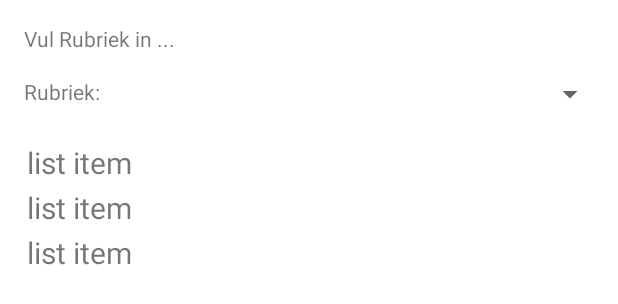
After one commit to JavaAppsJM/appItemBord, an Android app: the layout activity_item_status_bord.xml on its own in the app's theme, with its tools: preview values and no code run, on a phone screen of 412 x 824 dp. The commit adds this screen. Shown: the top 304 px of the screen. Run offline under Robolectric (Android 15) with nearby library versions, the phone set to English and light mode, and no system bars.

Commit message:
oude status bord gewijzigd in prioritylist

```diff
--- a/src/main/java/be/hvwebsites/itembord/EditRubriek.java
+++ b/src/main/java/be/hvwebsites/itembord/EditRubriek.java
@@ -190,6 +190,7 @@ public class EditRubriek extends AppCompatActivity implements AdapterView.OnItem
                                 } else if (listEntityType.equals(SpecificData.ENTITY_TYPE_LOG)) {
                                     // Delete log
                                     viewModel.deleteLogByID(idNumberToBeDeleted);
+                                    itemList.addAll(viewModel.getLogItemListByRubriekID(rubriekToUpdate.getEntityId()));
                                 }
                                 // Refresh recyclerview
                                 adapter.setEntityType(listEntityType);
--- a/src/main/java/be/hvwebsites/itembord/adapters/TextItemListAdapter.java
+++ b/src/main/java/be/hvwebsites/itembord/adapters/TextItemListAdapter.java
@@ -39,7 +39,7 @@ public class TextItemListAdapter extends RecyclerView.Adapter<TextItemListAdapte
 
         private ListViewHolder(View itemView) {
             super(itemView);
-            textItemView = itemView.findViewById(R.id.manage_entity_item);
+            textItemView = itemView.findViewById(R.id.simple_item);
             itemView.setOnClickListener(this);
         }
 
@@ -99,7 +99,7 @@ public class TextItemListAdapter extends RecyclerView.Adapter<TextItemListAdapte
     @Override
     public ListViewHolder onCreateViewHolder(@NonNull ViewGroup parent, int viewType) {
         View itemView;
-        itemView = inflater.inflate(R.layout.list_manage_entity_item, parent, false);
+        itemView = inflater.inflate(R.layout.list_simple_item, parent, false);
         return new ListViewHolder(itemView);
     }
 
--- a/src/main/java/be/hvwebsites/itembord/entities/Log.java
+++ b/src/main/java/be/hvwebsites/itembord/entities/Log.java
@@ -26,8 +26,9 @@ public class Log extends SuperItem{
 
     public Log(String basedir, Opvolgingsitem oItem, String inLogText){
         super(new IDNumber(basedir, ENTITY_LATEST_ID));
+
         setLogDate(oItem.getLatestDate());
-        setLogDescription(oItem.getEntityNamePast());
+        setLogDescription(inLogText);
         setRubriekId(oItem.getRubriekId());
         setItemId(oItem.getEntityId());
     }
--- a/src/main/java/be/hvwebsites/itembord/entities/Opvolgingsitem.java
+++ b/src/main/java/be/hvwebsites/itembord/entities/Opvolgingsitem.java
@@ -83,8 +83,6 @@ public class Opvolgingsitem extends SuperItem{
         setSkipDate(inItem.getSkipDate());
         setEventId(inItem.getEventId());
         setRubriekId(inItem.rubriekId);
-
-        boolean tobedeleted = true;
     }
 
     public String getDisplayOpvolgingsitem(){
--- a/src/main/java/be/hvwebsites/itembord/helpers/ListItemStatusbordHelper.java
+++ b/src/main/java/be/hvwebsites/itembord/helpers/PriorityListItemHelper.java
@@ -2,13 +2,13 @@ package be.hvwebsites.itembord.helpers;
 
 import be.hvwebsites.libraryandroid4.helpers.IDNumber;
 
-public class ListItemStatusbordHelper {
+public class PriorityListItemHelper {
     private String itemTextLine1;
     private String itemTextLine2;
     private String itemStyle;
     private IDNumber itemID;
 
-    public ListItemStatusbordHelper(
+    public PriorityListItemHelper(
             String itemtext1,
             String itemtext2,
             String inStyle,
@@ -19,7 +19,7 @@ public class ListItemStatusbordHelper {
         this.itemID = inID;
     }
 
-    public ListItemStatusbordHelper() {
+    public PriorityListItemHelper() {
     }
 
     public IDNumber getItemID() {
--- a/src/main/res/layout/activity_edit_opvolgingsitem.xml
+++ b/src/main/res/layout/activity_edit_opvolgingsitem.xml
@@ -207,7 +207,7 @@
         app:layout_constraintEnd_toEndOf="parent"
         app:layout_constraintStart_toStartOf="parent"
         app:layout_constraintTop_toBottomOf="@+id/labelItemLogboek"
-        tools:listitem="@layout/list_manage_entity_item" />
+        tools:listitem="@layout/list_simple_item" />
 
     <com.google.android.material.floatingactionbutton.FloatingActionButton
         android:id="@+id/fab_edit_item"
--- a/src/main/res/layout/activity_edit_rubriek.xml
+++ b/src/main/res/layout/activity_edit_rubriek.xml
@@ -92,7 +92,7 @@
         app:layout_constraintEnd_toEndOf="parent"
         app:layout_constraintStart_toStartOf="parent"
         app:layout_constraintTop_toBottomOf="@+id/labelNameItemList"
-        tools:listitem="@layout/list_manage_entity_item" />
+        tools:listitem="@layout/list_simple_item" />
 
     <com.google.android.material.floatingactionbutton.FloatingActionButton
         android:id="@+id/fab_edit_rubriek"
--- /dev/null
+++ b/src/main/res/layout/activity_item_status_bord.xml
@@ -0,0 +1,57 @@
+<?xml version="1.0" encoding="utf-8"?>
+<androidx.constraintlayout.widget.ConstraintLayout xmlns:android="http://schemas.android.com/apk/res/android"
+    xmlns:app="http://schemas.android.com/apk/res-auto"
+    xmlns:tools="http://schemas.android.com/tools"
+    android:layout_width="match_parent"
+    android:layout_height="match_parent"
+    tools:context=".ItemStatusBord">
+
+    <TextView
+        android:id="@+id/instrStatusBord"
+        android:layout_width="wrap_content"
+        android:layout_height="wrap_content"
+        android:layout_marginStart="16dp"
+        android:layout_marginTop="16dp"
+        android:text="@string/instr_vul_rubriek_in"
+        app:layout_constraintStart_toStartOf="parent"
+        app:layout_constraintTop_toTopOf="parent" />
+
+    <TextView
+        android:id="@+id/labelStatusBordRubriek"
+        android:layout_width="wrap_content"
+        android:layout_height="wrap_content"
+        android:layout_marginStart="16dp"
+        android:layout_marginTop="16dp"
+        android:text="@string/label_rubriek"
+        app:layout_constraintStart_toEndOf="@+id/instrStatusBord"
+        app:layout_constraintStart_toStartOf="parent"
+        app:layout_constraintTop_toBottomOf="@+id/instrStatusBord" />
+
+    <Spinner
+        android:id="@+id/spinrStatusBordRubriek"
+        android:layout_width="0dp"
+        android:layout_height="22dp"
+        android:layout_marginStart="16dp"
+        android:layout_marginTop="16dp"
+        android:layout_marginEnd="8dp"
+        app:layout_constraintEnd_toEndOf="parent"
+        app:layout_constraintStart_toEndOf="@+id/labelStatusBordRubriek"
+        app:layout_constraintTop_toBottomOf="@+id/instrStatusBord"
+        tools:ignore="SpeakableTextPresentCheck" />
+
+    <androidx.recyclerview.widget.RecyclerView
+        android:id="@+id/recycStatusBord"
+        android:layout_width="0dp"
+        android:layout_height="0dp"
+        android:layout_marginStart="8dp"
+        android:layout_marginTop="24dp"
+        android:layout_marginEnd="8dp"
+        android:layout_marginBottom="8dp"
+        app:layout_constraintBottom_toBottomOf="parent"
+        app:layout_constraintEnd_toEndOf="parent"
+        app:layout_constraintStart_toStartOf="parent"
+        app:layout_constraintTop_toBottomOf="@+id/labelStatusBordRubriek"
+        tools:listitem="@layout/list_simple_item" />
+
+
+</androidx.constraintlayout.widget.ConstraintLayout>
--- a/src/main/res/layout/activity_main.xml
+++ b/src/main/res/layout/activity_main.xml
@@ -15,6 +15,6 @@
         app:layout_constraintEnd_toEndOf="parent"
         app:layout_constraintStart_toStartOf="parent"
         app:layout_constraintTop_toTopOf="parent"
-        tools:listitem="@layout/list_statusbord_item" />
+        tools:listitem="@layout/list_priority_item" />
 
 </androidx.constraintlayout.widget.ConstraintLayout>
--- a/src/main/res/layout/activity_manage_rubriek.xml
+++ b/src/main/res/layout/activity_manage_rubriek.xml
@@ -31,6 +31,6 @@
         app:layout_constraintEnd_toEndOf="parent"
         app:layout_constraintStart_toStartOf="parent"
         app:layout_constraintTop_toTopOf="parent"
-        tools:listitem="@layout/list_manage_entity_item" />
+        tools:listitem="@layout/list_simple_item" />
 
 </androidx.constraintlayout.widget.ConstraintLayout>
--- a/src/main/res/layout/list_statusbord_item.xml
+++ b/src/main/res/layout/list_priority_item.xml
@@ -7,7 +7,7 @@
     android:orientation="vertical">
 
     <TextView
-        android:id="@+id/statusbord_item_line1"
+        android:id="@+id/prioritylist_item_line1"
         android:layout_width="match_parent"
         android:layout_height="wrap_content"
         android:layout_marginStart="2dp"
@@ -18,7 +18,7 @@
         tools:text="rubriek: opvolgingsitem" />
 
     <TextView
-        android:id="@+id/statusbord_item_line2"
+        android:id="@+id/prioritylist_item_line2"
         android:layout_width="match_parent"
         android:layout_height="wrap_content"
         android:layout_marginStart="2dp"
--- a/src/main/res/layout/list_manage_entity_item.xml
+++ b/src/main/res/layout/list_simple_item.xml
@@ -6,15 +6,13 @@
     android:layout_height="wrap_content">
 
     <TextView
-        android:id="@+id/manage_entity_item"
+        android:id="@+id/simple_item"
         android:layout_width="392dp"
         android:layout_height="30dp"
         android:layout_marginStart="10dp"
-        android:layout_marginLeft="10dp"
         android:layout_marginEnd="8dp"
-        android:layout_marginRight="8dp"
         android:textSize="20sp"
         app:layout_constraintStart_toStartOf="parent"
-        tools:text="entitiy item" />
+        tools:text="list item" />
 
 </android.widget.LinearLayout>
--- a/src/main/res/values/strings.xml
+++ b/src/main/res/values/strings.xml
@@ -13,4 +13,5 @@
     <string name="head_subrubrieken">Subrubrieken</string>
     <string name="head_opvolgingsitems">Opvolgingsitems</string>
     <string name="label_hoofdrubriek">Hoofdrubriek:</string>
+    <string name="instr_vul_rubriek_in">Vul Rubriek in ...</string>
 </resources>
```
Also changed, not shown: src/main/AndroidManifest.xml (+7 -0 lines), src/main/java/be/hvwebsites/itembord/ItemStatusBord.java (added, +14 -0 lines), src/main/java/be/hvwebsites/itembord/MainActivity.java (+10 -10 lines), src/main/java/be/hvwebsites/itembord/adapters/PriorityListItemAdapter.java (renamed from src/main/java/be/hvwebsites/itembord/adapters/StatusbordItemListAdapter.java, +9 -10 lines).
